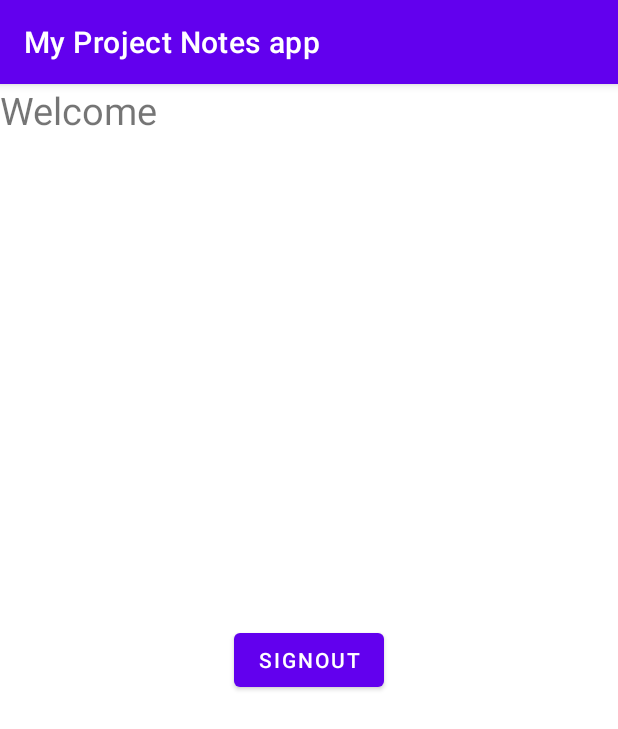
After one commit to MaryHar/NotesAppMary, an Android app: the LogOutFragment screen opened through its navigation route, on a phone screen of 412 x 824 dp. The commit adds this screen. Shown: the top 729 px of the screen. Run offline under Robolectric (Android 15) with nearby library versions, the phone set to English and light mode, and no system bars; our stand-ins replace Firebase (no records; nobody signed in at launch, a user with empty details on screens opened directly).

```diff
--- a/app/build.gradle
+++ b/app/build.gradle
@@ -68,5 +68,7 @@ dependencies {
     //Glide
     implementation "com.github.bumptech.glide:glide:4.10.0"
     annotationProcessor "com.github.bumptech.glide:compiler:4.10.0"
+    implementation platform('com.google.firebase:firebase-bom:30.0.1')
+    implementation 'com.google.firebase:firebase-firestore-ktx'
 
 }
--- /dev/null
+++ b/app/src/main/java/com/example/myprojectnotesapp/repository/AuthenticationRepository.kt
@@ -0,0 +1,51 @@
+package com.roman.authenticationfirebasemvvm.repository
+
+import androidx.lifecycle.MutableLiveData
+import com.google.firebase.auth.FirebaseAuth
+import com.google.firebase.auth.FirebaseUser
+
+class AuthenticationRepository {
+    private lateinit var firebaseusermutablelivedata : MutableLiveData<FirebaseUser>
+    private lateinit var auth : FirebaseAuth
+    private lateinit var userloggedmutablelivedata : MutableLiveData<Boolean>
+
+    constructor(){
+        firebaseusermutablelivedata = MutableLiveData<FirebaseUser>()
+        userloggedmutablelivedata = MutableLiveData<Boolean>()
+        auth = FirebaseAuth.getInstance()
+
+        if(auth.currentUser != null){
+            firebaseusermutablelivedata.postValue(auth.currentUser)
+        }
+
+    }
+
+    fun getUserloogedmutablelivedata () : MutableLiveData<Boolean>{
+        return userloggedmutablelivedata
+    }
+
+    fun getfirebaseusermutablelivedata() : MutableLiveData<FirebaseUser>{
+        return firebaseusermutablelivedata
+    }
+
+    fun register(email : String , password : String){
+        auth.createUserWithEmailAndPassword(email, password).addOnCompleteListener{
+            if(it.isSuccessful){
+                firebaseusermutablelivedata.postValue(auth.currentUser)
+            }
+        }
+    }
+
+    fun login (email : String , password : String){
+        auth.signInWithEmailAndPassword(email, password).addOnCompleteListener{
+            if(it.isSuccessful){
+                firebaseusermutablelivedata.postValue(auth.currentUser)
+            }
+        }
+    }
+
+    fun signOut(){
+        auth.signOut()
+        userloggedmutablelivedata.postValue(true)
+    }
+}
--- /dev/null
+++ b/app/src/main/java/com/example/myprojectnotesapp/ui/SplashAndIntroScreen/RegisterOrLogin/LogOutFragment.kt
@@ -0,0 +1,57 @@
+package com.example.myprojectnotesapp.ui.SplashAndIntroScreen.RegisterOrLogin
+
+import android.os.Bundle
+import androidx.fragment.app.Fragment
+import android.view.LayoutInflater
+import android.view.View
+import android.view.ViewGroup
+import androidx.fragment.app.viewModels
+import androidx.lifecycle.Observer
+import androidx.navigation.NavController
+import androidx.navigation.Navigation
+import com.example.myprojectnotesapp.R
+import com.example.myprojectnotesapp.databinding.FragmentLogOutBinding
+import com.roman.authenticationfirebasemvvm.viewmodel.Authviewmodel
+
+
+class LogOutFragment : Fragment() {
+
+    private var _binding : FragmentLogOutBinding?= null
+    private val binding get() = _binding!!
+    private val viewModel : Authviewmodel by viewModels()
+    private lateinit var navController : NavController
+
+    override fun onCreate(savedInstanceState: Bundle?) {
+        super.onCreate(savedInstanceState)
+        viewModel.getuserData().observe(this, Observer {
+            if(it != null){
+                binding.showemail.text =it.email
+            }else{
+                navController.navigate(R.id.action_logOutFragment_to_loginFragment)
+            }
+        })
+    }
+
+    override fun onCreateView(
+        inflater: LayoutInflater, container: ViewGroup?,
+        savedInstanceState: Bundle?
+    ): View? {
+        _binding = FragmentLogOutBinding.inflate(inflater, container, false)
+        return binding.root
+    }
+
+    override fun onViewCreated(view: View, savedInstanceState: Bundle?) {
+        super.onViewCreated(view, savedInstanceState)
+        navController = Navigation.findNavController(view)
+        binding.btnSignOut.setOnClickListener {
+            viewModel.signout()
+        }
+    }
+
+    companion object {
+        @JvmStatic
+        fun newInstance(param1: String, param2: String) =
+            RegisterFragment().apply {
+            }
+    }
+}
--- /dev/null
+++ b/app/src/main/java/com/example/myprojectnotesapp/viewmodel/Authviewmodel.kt
@@ -0,0 +1,31 @@
+package com.roman.authenticationfirebasemvvm.viewmodel
+
+import androidx.lifecycle.MutableLiveData
+import androidx.lifecycle.ViewModel
+import com.google.firebase.auth.FirebaseUser
+import com.roman.authenticationfirebasemvvm.repository.AuthenticationRepository
+
+class Authviewmodel : ViewModel(){
+    private var repository = AuthenticationRepository()
+    private var userData = repository.getfirebaseusermutablelivedata()
+    private var loggedStatus = repository.getUserloogedmutablelivedata()
+
+    fun getuserData() : MutableLiveData<FirebaseUser> {
+        return userData
+    }
+
+    fun getloggedStatus() : MutableLiveData<Boolean>{
+        return loggedStatus
+    }
+
+    fun register(email : String , password : String){
+        repository.register(email, password)
+    }
+
+    fun signIn (email : String, password: String){
+        repository.login(email, password)
+    }
+    fun signout(){
+        repository.signOut()
+    }
+}
--- /dev/null
+++ b/app/src/main/res/layout/fragment_log_out.xml
@@ -0,0 +1,40 @@
+<?xml version="1.0" encoding="utf-8"?>
+<androidx.constraintlayout.widget.ConstraintLayout xmlns:android="http://schemas.android.com/apk/res/android"
+xmlns:app="http://schemas.android.com/apk/res-auto"
+xmlns:tools="http://schemas.android.com/tools"
+android:layout_width="match_parent"
+android:layout_height="match_parent"
+android:orientation="vertical"
+android:gravity="center"
+    tools:context=".ui.SplashAndIntroScreen.RegisterOrLogin.LogOutFragment">
+
+<TextView
+    android:id="@+id/textView"
+    android:layout_width="wrap_content"
+    android:layout_height="wrap_content"
+    android:text="Welcome"
+    android:textSize="25dp"
+    app:layout_constraintStart_toStartOf="parent"
+    app:layout_constraintTop_toTopOf="parent" />
+
+<TextView
+    android:id="@+id/showemail"
+    android:layout_width="wrap_content"
+    android:layout_height="wrap_content"
+    android:textSize="20dp"
+    android:layout_marginTop="20dp"
+    app:layout_constraintEnd_toEndOf="parent"
+    app:layout_constraintStart_toStartOf="parent"
+    app:layout_constraintTop_toBottomOf="@+id/textView" />
+
+<Button
+    android:id="@+id/btn_signOut"
+    android:text="SignOut"
+    android:layout_width="wrap_content"
+    android:layout_height="wrap_content"
+    app:layout_constraintBottom_toBottomOf="parent"
+    app:layout_constraintEnd_toEndOf="parent"
+    app:layout_constraintStart_toStartOf="parent"
+    app:layout_constraintTop_toTopOf="parent"/>
+
+</androidx.constraintlayout.widget.ConstraintLayout>
--- a/app/src/main/res/navigation/nav_page.xml
+++ b/app/src/main/res/navigation/nav_page.xml
@@ -29,10 +29,26 @@
         <action
             android:id="@+id/action_loginFragment_to_registerFragment"
             app:destination="@id/registerFragment" />
+        <action
+            android:id="@+id/action_loginFragment_to_logOutFragment"
+            app:destination="@id/logOutFragment" />
     </fragment>
     <fragment
         android:id="@+id/registerFragment"
         android:name="com.example.myprojectnotesapp.ui.SplashAndIntroScreen.RegisterOrLogin.RegisterFragment"
         android:label="fragment_register"
-        tools:layout="@layout/fragment_register" />
+        tools:layout="@layout/fragment_register" >
+        <action
+            android:id="@+id/action_registerFragment_to_loginFragment"
+            app:destination="@id/loginFragment" />
+    </fragment>
+    <fragment
+        android:id="@+id/logOutFragment"
+        android:name="com.example.myprojectnotesapp.ui.SplashAndIntroScreen.RegisterOrLogin.LogOutFragment"
+        android:label="fragment_log_out"
+        tools:layout="@layout/fragment_log_out" >
+        <action
+            android:id="@+id/action_logOutFragment_to_loginFragment"
+            app:destination="@id/loginFragment" />
+    </fragment>
 </navigation>
```
Also changed, not shown: app/src/main/java/com/example/myprojectnotesapp/ui/SplashAndIntroScreen/RegisterOrLogin/RegisterFragment.kt (+40 -45 lines), app/src/main/res/layout/fragment_register.xml (+5 -5 lines).
